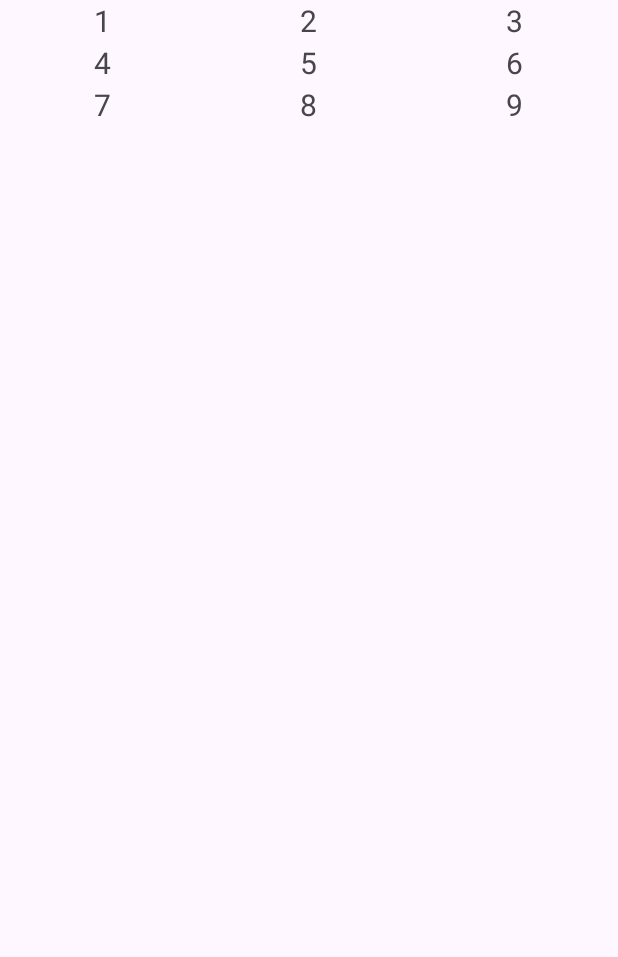
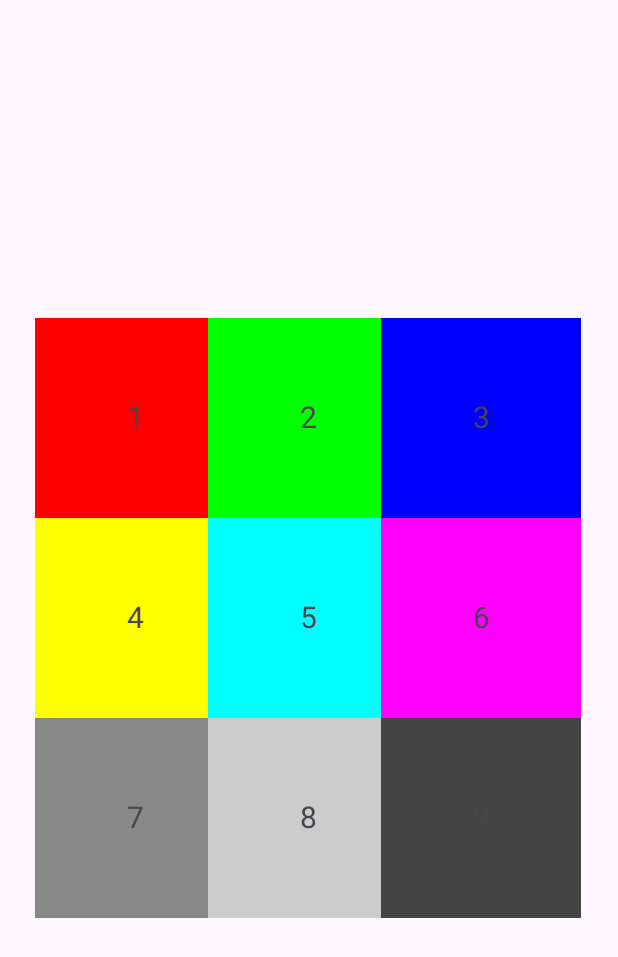
Before and after one commit to martirodm/Dominguez_Rodriguez_PRACTICA_ANDROID_M08UF2, an Android app: the PuzzleFacil screen opened directly, with no data from a screen before it, on a phone screen of 412 x 824 dp. Before the commit the part shown is almost empty. Shown: the top 957 px of the screen. Run offline under Robolectric (Android 15) with nearby library versions, the phone set to English and light mode, and no system bars.

Commit message:
Commit v0.6 prototipo puzzle 2

```diff
--- a/app/src/main/java/edu/fje/multimedia/GridAdapter.java
+++ b/app/src/main/java/edu/fje/multimedia/GridAdapter.java
@@ -1,11 +1,16 @@
 package edu.fje.multimedia;
 
 import android.content.Context;
+import android.graphics.Color;
+import android.util.Log;
 import android.view.View;
 import android.view.ViewGroup;
 import android.widget.BaseAdapter;
+import android.widget.GridView;
 import android.widget.ImageView;
 import android.widget.TextView;
+
+import androidx.constraintlayout.widget.ConstraintLayout;
 
 public class GridAdapter extends BaseAdapter {
     private Context mContext;
@@ -35,36 +40,32 @@ public class GridAdapter extends BaseAdapter {
         //ImageView imageView;
         TextView textView;
 
-       /* if (convertView == null) {
-            // Si la vista no existe, crea una nueva ImageView
-            imageView = new ImageView(mContext);
-            imageView.setLayoutParams(new ViewGroup.LayoutParams(
-                    ViewGroup.LayoutParams.MATCH_PARENT,
-                    ViewGroup.LayoutParams.MATCH_PARENT));
-            imageView.setScaleType(ImageView.ScaleType.CENTER_CROP);
-        } else {
-            // Si la vista ya existe, reutiliza la vista
-            imageView = (ImageView) convertView;
-        }*/
-
         if (convertView == null) {
             // Si la vista no existe, crea un nuevo TextView
             textView = new TextView(mContext);
-            textView.setLayoutParams(new ViewGroup.LayoutParams(
-                    ViewGroup.LayoutParams.MATCH_PARENT,
-                    ViewGroup.LayoutParams.MATCH_PARENT));
+            textView.setLayoutParams(new GridView.LayoutParams(200,200));
             textView.setGravity(android.view.Gravity.CENTER);
             textView.setTextSize(20); // Tamaño del texto
+            textView.setPadding(0, 0, 0, 0);
+            textView.setIncludeFontPadding(false);
+
+            int[] colors = {Color.RED, Color.GREEN, Color.BLUE, Color.YELLOW, Color.CYAN, Color.MAGENTA, Color.GRAY, Color.LTGRAY, Color.DKGRAY};
+            textView.setBackgroundColor(colors[position % colors.length]);
         } else {
             // Si la vista ya existe, reutiliza la vista
             textView = (TextView) convertView;
         }
 
-        // Aquí puedes establecer la imagen para cada elemento de la cuadrícula
-        // Puedes usar un array de recursos de imágenes, por ejemplo
+        textView.setText(String.valueOf(position + 1));
 
-        // imageView.setImageResource(mThumbIds[position]); // mThumbIds es un array de recursos de imágenes
-        textView.setText(String.valueOf(position + 1));
+        textView.setOnClickListener(new View.OnClickListener() {
+            @Override
+            public void onClick(View v) {
+                // Se ejecuta cuando se hace clic en un bloque
+                Log.d("GridAdapter", "Bloque clicado: " + (position + 1));
+            }
+        });
+
         //return imageView;
         return textView;
     }
--- a/app/src/main/res/layout/puzzlefacil.xml
+++ b/app/src/main/res/layout/puzzlefacil.xml
@@ -2,18 +2,23 @@
 <androidx.constraintlayout.widget.ConstraintLayout xmlns:android="http://schemas.android.com/apk/res/android"
     xmlns:tools="http://schemas.android.com/tools"
     android:layout_width="match_parent"
-    android:layout_height="match_parent">
+    android:layout_height="match_parent"
+    xmlns:app="http://schemas.android.com/apk/res-auto">
 
     <GridView
         android:id="@+id/gridView"
-        android:layout_width="match_parent"
-        android:layout_height="match_parent"
+        android:layout_width="wrap_content"
+        android:layout_height="wrap_content"
         android:gravity="center"
-        android:horizontalSpacing="1dp"
+        android:horizontalSpacing="-65dp"
         android:numColumns="3"
         android:stretchMode="columnWidth"
-        android:verticalSpacing="1dp"
-        tools:layout_editor_absoluteX="1dp"
-        tools:layout_editor_absoluteY="1dp" />
+        android:verticalSpacing="0dp"
+        app:layout_constraintBottom_toBottomOf="parent"
+        app:layout_constraintEnd_toEndOf="parent"
+        app:layout_constraintStart_toStartOf="parent"
+        app:layout_constraintTop_toTopOf="parent"
+        tools:layout_editor_absoluteX="0dp"
+        tools:layout_editor_absoluteY="0dp" />
 
 </androidx.constraintlayout.widget.ConstraintLayout>
```
